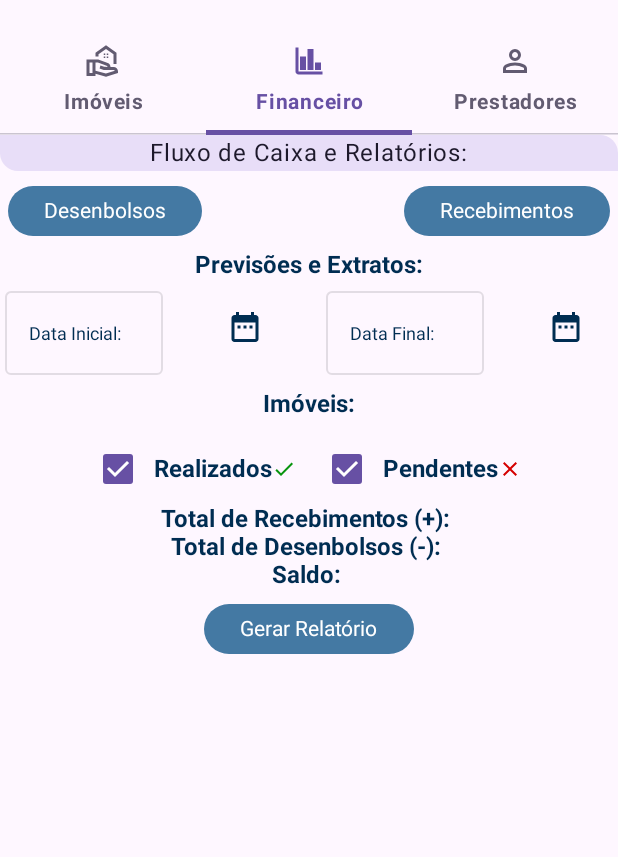
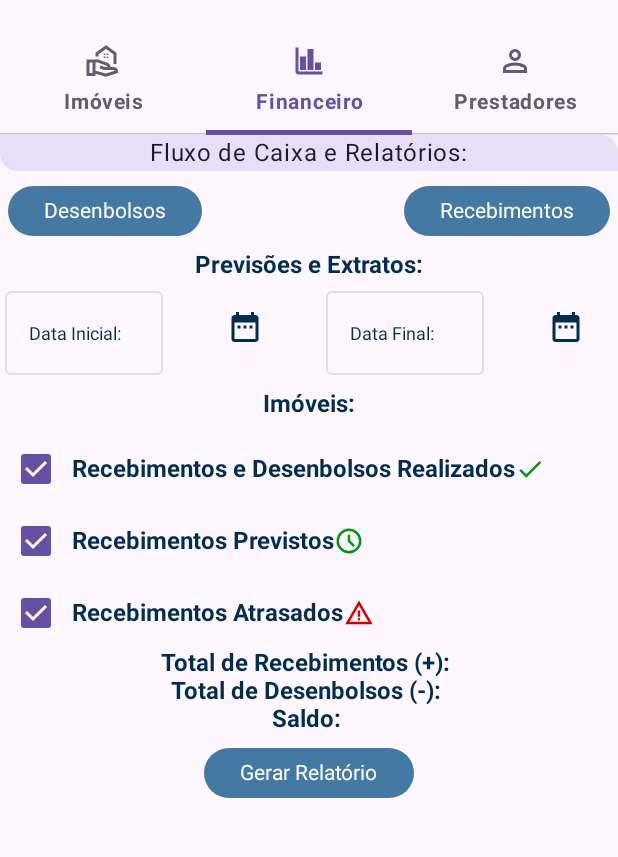
Before and after one commit to gtoretti/RealStateManager, an Android app built with Jetpack Compose: the screen it shows after launch (ReceiptActivity), tab 2 chosen, on a phone screen of 412 x 824 dp, the part 69-926 px from its top. Run offline under Robolectric (Android 15) with nearby library versions, the phone set to English and light mode, and no system bars; our stand-ins replace AdMob, Dagger/Hilt's generated code, Room's generated code, accompanist.

Commit message:
financial

```diff
--- a/app/src/main/java/com/apps/gtorettirsm/compose/property/FinancialScreen.kt
+++ b/app/src/main/java/com/apps/gtorettirsm/compose/property/FinancialScreen.kt
@@ -4,6 +4,7 @@
 package com.apps.gtorettirsm.compose.property
 
 
+import androidx.compose.foundation.background
 import androidx.compose.foundation.border
 import androidx.compose.foundation.layout.Arrangement
 import androidx.compose.foundation.layout.Column
@@ -16,6 +17,7 @@ import androidx.compose.foundation.layout.size
 import androidx.compose.foundation.layout.width
 import androidx.compose.foundation.rememberScrollState
 import androidx.compose.foundation.selection.selectable
+import androidx.compose.foundation.shape.RoundedCornerShape
 import androidx.compose.foundation.verticalScroll
 import androidx.compose.material.icons.Icons
 import androidx.compose.material.icons.filled.Check
@@ -39,7 +41,9 @@ import androidx.compose.runtime.remember
 import androidx.compose.ui.Alignment
 import androidx.compose.ui.Modifier
 import androidx.compose.ui.graphics.Color
+import androidx.compose.ui.graphics.vector.ImageVector
 import androidx.compose.ui.platform.LocalContext
+import androidx.compose.ui.res.vectorResource
 import androidx.compose.ui.semantics.Role
 import androidx.compose.ui.text.TextStyle
 import androidx.compose.ui.text.font.FontWeight
@@ -47,6 +51,7 @@ import androidx.compose.ui.unit.dp
 import androidx.compose.ui.unit.sp
 import androidx.hilt.navigation.compose.hiltViewModel
 import androidx.lifecycle.compose.collectAsStateWithLifecycle
+import com.apps.gtorettirsm.R
 import com.apps.gtorettirsm.compose.utils.getButtonColor
 import com.apps.gtorettirsm.compose.utils.getRedTextColor
 import com.apps.gtorettirsm.compose.utils.getTextColor
@@ -347,8 +352,16 @@ fun FinancialScreen(
                     verticalArrangement = Arrangement.spacedBy(2.dp)
 
                 ) {
+                    var total: Double = 0.0
                     var reportList = getFinancialReport(property.propertyId, expenseViewModel, receivingViewModel)
                     reportList.forEach { reportRecord ->
+
+                        if (reportRecord.prefix == "(-)") {
+                            total -= reportRecord.value
+                        }else{
+                            total += reportRecord.value
+                        }
+
                         Row(
                             verticalAlignment = Alignment.CenterVertically,
                             horizontalArrangement = Arrangement.SpaceBetween,
@@ -369,6 +382,22 @@ fun FinancialScreen(
                                 )
                             )
 
+                            Card(
+                                modifier = Modifier
+                                    .padding(3.dp),
+                                colors = CardDefaults.cardColors(
+                                    containerColor = Color.Transparent),
+                                shape = RoundedCornerShape(0.dp)
+                            ){
+                                Row(){
+                                    Icon(
+                                        imageVector = Icons.Filled.Check,
+                                        contentDescription = "Realizados",
+                                        tint = Color(0xFF08940E),
+                                        modifier = Modifier
+                                            .padding(end = 10.dp)
+                                            .size(16.dp)
+                                    )
                                     if (reportRecord.prefix == "(-)"){
                                         Text(
                                             text = reportRecord.prefix + " " + reportRecord.value.toScreen(),
@@ -388,7 +417,52 @@ fun FinancialScreen(
                                     }
 
                                 }
+
                             }
+
+
+                        }
+                    }
+
+                    Row(
+                        verticalAlignment = Alignment.CenterVertically,
+                        horizontalArrangement = Arrangement.SpaceBetween,
+                        modifier = Modifier.fillMaxWidth()
+                    ) {
+                        Text(
+                            text = "Total:",
+                            style = TextStyle(
+                                color = getTextColor(),
+                                fontSize = 14.sp,
+                                fontWeight = FontWeight.Bold,
+                            )
+                        )
+
+                        if (total<0.0){
+                            Text(
+                                text = "(-) " + total.toScreen().replace("-",""),
+                                style = TextStyle(
+                                    color = getRedTextColor(),
+                                    fontSize = 14.sp,
+                                    fontWeight = FontWeight.Bold,
+                                )
+                            )
+                        }else{
+                            Text(
+                                text = "(+) " + total.toScreen(),
+                                style = TextStyle(
+                                    color = getTextColor(),
+                                    fontSize = 14.sp,
+                                    fontWeight = FontWeight.Bold,
+                                )
+                            )
+                        }
+
+
+
+
+                    }
+
                 }
 
                 HorizontalDivider(thickness = 1.dp)
@@ -403,15 +477,16 @@ fun FinancialScreen(
             Spacer(modifier = Modifier.height(10.dp))
         }
 
+
         Row(
             verticalAlignment = Alignment.CenterVertically,
-            horizontalArrangement = Arrangement.Center,
+            horizontalArrangement = Arrangement.Start,
             modifier = Modifier.fillMaxWidth()
         ) {
             Checkbox(checked = (true),
                 onCheckedChange = {})
             Text(
-                text = "Realizados",
+                text = "Recebimentos e Desenbolsos Realizados",
                 style = TextStyle(
                     color = getTextColor(),
                     fontSize = 16.sp,
@@ -420,17 +495,23 @@ fun FinancialScreen(
             )
             Icon(
                 imageVector = Icons.Filled.Check,
-                contentDescription = "Realizados",
+                contentDescription = "Recebimentos e Desenbolsos Realizados",
                 tint = Color(0xFF08940E),
                 modifier = Modifier
                     .padding(end = 10.dp)
-                    .size(16.dp)
+                    .size(20.dp)
             )
+        }
 
+        Row(
+            verticalAlignment = Alignment.CenterVertically,
+            horizontalArrangement = Arrangement.Start,
+            modifier = Modifier.fillMaxWidth()
+        ) {
             Checkbox(checked = (true),
                 onCheckedChange = {})
             Text(
-                text = "Pendentes",
+                text = "Recebimentos Previstos",
                 style = TextStyle(
                     color = getTextColor(),
                     fontSize = 16.sp,
@@ -438,15 +519,40 @@ fun FinancialScreen(
                 )
             )
             Icon(
-                imageVector = Icons.Filled.Close,
-                contentDescription = "Pendentes",
+                imageVector = ImageVector.vectorResource(R.drawable.schedule_24px),
+                contentDescription = "Recebimentos Previstos",
+                tint = Color(0xFF08940E),
+                modifier = Modifier
+                    .padding(end = 10.dp)
+                    .size(20.dp)
+            )
+        }
+
+        Row(
+            verticalAlignment = Alignment.CenterVertically,
+            horizontalArrangement = Arrangement.Start,
+            modifier = Modifier.fillMaxWidth()
+        ) {
+            Checkbox(checked = (true),
+                onCheckedChange = {})
+            Text(
+                text = "Recebimentos Atrasados",
+                style = TextStyle(
+                    color = getTextColor(),
+                    fontSize = 16.sp,
+                    fontWeight = FontWeight.Bold,
+                )
+            )
+            Icon(
+                imageVector = ImageVector.vectorResource(R.drawable.warning_24px),
+                contentDescription = "Recebimentos Atrasados",
                 tint = Color(0xFFD50000),
                 modifier = Modifier
                     .padding(end = 10.dp)
-                    .size(16.dp)
+                    .size(20.dp)
             )
+        }
 
-        }
 
 
         Text(
--- /dev/null
+++ b/app/src/main/res/drawable/schedule_24px.xml
@@ -0,0 +1,10 @@
+<vector xmlns:android="http://schemas.android.com/apk/res/android"
+    android:width="24dp"
+    android:height="24dp"
+    android:viewportWidth="960"
+    android:viewportHeight="960"
+    android:tint="?attr/colorControlNormal">
+  <path
+      android:fillColor="@android:color/white"
+      android:pathData="M612,668L668,612L520,464L520,280L440,280L440,496L612,668ZM480,880Q397,880 324,848.5Q251,817 197,763Q143,709 111.5,636Q80,563 80,480Q80,397 111.5,324Q143,251 197,197Q251,143 324,111.5Q397,80 480,80Q563,80 636,111.5Q709,143 763,197Q817,251 848.5,324Q880,397 880,480Q880,563 848.5,636Q817,709 763,763Q709,817 636,848.5Q563,880 480,880ZM480,480Q480,480 480,480Q480,480 480,480Q480,480 480,480Q480,480 480,480Q480,480 480,480Q480,480 480,480Q480,480 480,480Q480,480 480,480ZM480,800Q613,800 706.5,706.5Q800,613 800,480Q800,347 706.5,253.5Q613,160 480,160Q347,160 253.5,253.5Q160,347 160,480Q160,613 253.5,706.5Q347,800 480,800Z"/>
+</vector>
--- /dev/null
+++ b/app/src/main/res/drawable/warning_24px.xml
@@ -0,0 +1,10 @@
+<vector xmlns:android="http://schemas.android.com/apk/res/android"
+    android:width="24dp"
+    android:height="24dp"
+    android:viewportWidth="960"
+    android:viewportHeight="960"
+    android:tint="?attr/colorControlNormal">
+  <path
+      android:fillColor="@android:color/white"
+      android:pathData="M40,840L480,80L920,840L40,840ZM178,760L782,760L480,240L178,760ZM480,720Q497,720 508.5,708.5Q520,697 520,680Q520,663 508.5,651.5Q497,640 480,640Q463,640 451.5,651.5Q440,663 440,680Q440,697 451.5,708.5Q463,720 480,720ZM440,600L520,600L520,400L440,400L440,600ZM480,500L480,500L480,500Z"/>
+</vector>
```
Lines whose indentation alone changed are shown as unchanged.
